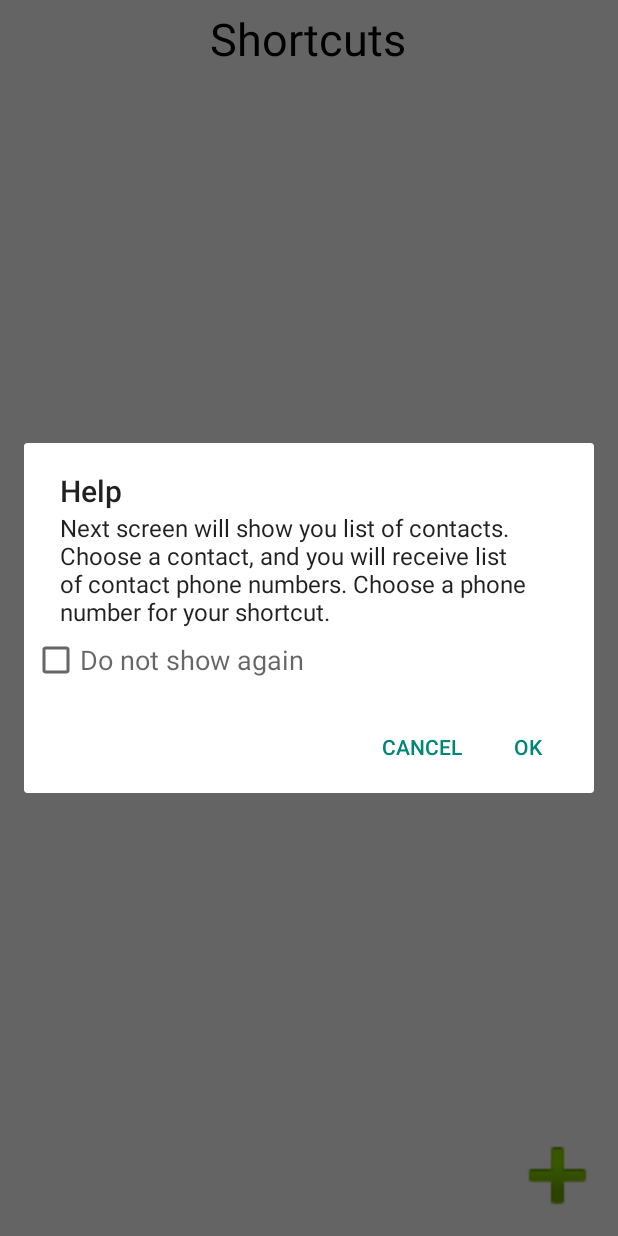
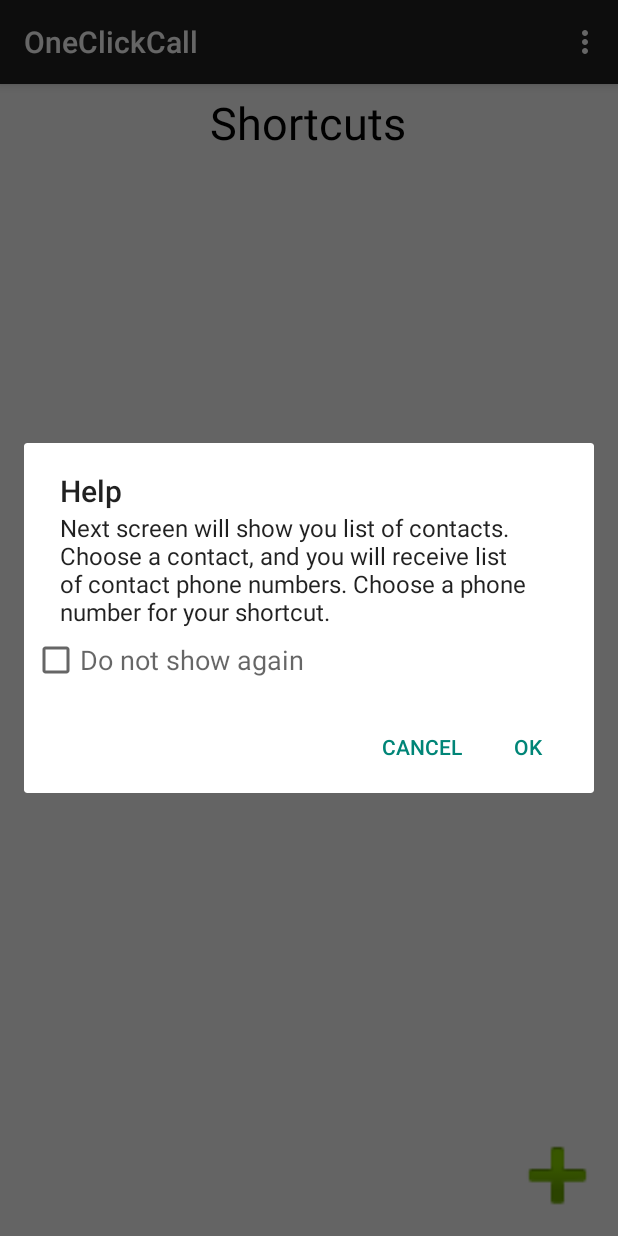
Before and after one commit to irinabelenki/OneClickCall_AS, an Android app: the screen it shows after launch (MainActivity), after a tap on an icon or button, on a phone screen of 412 x 824 dp. Run offline under Robolectric (Android 15) with nearby library versions, the phone set to English and light mode, and no system bars.

Commit message:
Added ActionBar with Help item

```diff
--- a/app/src/main/java/com/example/oneclickcall/CallAppActivity.java
+++ b/app/src/main/java/com/example/oneclickcall/CallAppActivity.java
@@ -44,7 +44,7 @@ public class CallAppActivity extends Activity implements AdapterView.OnItemClick
         // automatically handle clicks on the Home/Up button, so long
         // as you specify a parent activity in AndroidManifest.xml.
         int id = item.getItemId();
-        if (id == R.id.action_settings) {
+        if (id == R.id.action_help) {
             return true;
         }
         return super.onOptionsItemSelected(item);
--- a/app/src/main/java/com/example/oneclickcall/MainActivity.java
+++ b/app/src/main/java/com/example/oneclickcall/MainActivity.java
@@ -14,6 +14,7 @@ import android.graphics.drawable.Drawable;
 import android.net.Uri;
 import android.os.Bundle;
 import android.provider.ContactsContract;
+import android.support.v7.app.ActionBarActivity;
 import android.util.Log;
 import android.view.ContextMenu;
 import android.view.ContextMenu.ContextMenuInfo;
@@ -31,7 +32,7 @@ import android.widget.CompoundButton;
 import android.widget.ImageButton;
 import android.widget.ListView;
 
-public class MainActivity extends Activity implements
+public class MainActivity extends ActionBarActivity implements
         AdapterView.OnItemClickListener {
 
     public static final String TAG = "MainActivity";
@@ -63,7 +64,7 @@ public class MainActivity extends Activity implements
                 SharedPreferences prefs = getSharedPreferences(ONE_CLICK_CALL_PREFS, MODE_PRIVATE);
                 boolean doNotShowDialog = prefs.getBoolean(DO_NOT_SHOW_DIALOG, false);
                 if (!doNotShowDialog) {
-                    showHelpDialog();
+                    showHelpDialog(true);
                 } else {
                     pickContact();
                 }
@@ -79,7 +80,7 @@ public class MainActivity extends Activity implements
         registerForContextMenu(listView);
     }
 
-    private void showHelpDialog() {
+    private void showHelpDialog(boolean withAction) {
         View checkBoxView = View.inflate(this, R.layout.help_dialog, null);
         CheckBox checkBox = (CheckBox) checkBoxView.findViewById(R.id.do_not_show_checkbox);
         checkBox.setOnCheckedChangeListener(new CompoundButton.OnCheckedChangeListener() {
@@ -91,23 +92,32 @@ public class MainActivity extends Activity implements
             }
         });
         checkBox.setText(R.string.do_not_show_again);
+        checkBox.setChecked(getSharedPreferences(ONE_CLICK_CALL_PREFS, MODE_PRIVATE).getBoolean(DO_NOT_SHOW_DIALOG, false));
 
         AlertDialog.Builder builder = new AlertDialog.Builder(this);
         builder.setTitle(R.string.help);
-        builder.setMessage(R.string.help_message)
-                .setView(checkBoxView)
-                .setCancelable(false)
-                .setNegativeButton(R.string.cancel, new DialogInterface.OnClickListener() {
+        builder.setMessage(R.string.help_message);
+        builder.setView(checkBoxView);
+        builder.setCancelable(false);
+        if(withAction) {
+            builder.setNegativeButton(R.string.cancel, new DialogInterface.OnClickListener() {
                 public void onClick(DialogInterface dialog, int id) {
                     dialog.cancel();
                 }
-                })
-                .setPositiveButton(R.string.ok, new DialogInterface.OnClickListener() {
+            });
+            builder.setPositiveButton(R.string.ok, new DialogInterface.OnClickListener() {
                 public void onClick(DialogInterface dialog, int id) {
                     pickContact();
                 }
-                })
-                .show();
+            });
+        } else {
+            builder.setPositiveButton(R.string.ok, new DialogInterface.OnClickListener() {
+                public void onClick(DialogInterface dialog, int id) {
+                    dialog.cancel();
+                }
+            });
+        }
+        builder.show();
     }
 
     @Override
@@ -123,8 +133,8 @@ public class MainActivity extends Activity implements
         // automatically handle clicks on the Home/Up button, so long
         // as you specify a parent activity in AndroidManifest.xml.
         int id = item.getItemId();
-        if (id == R.id.action_settings) {
-            return true;
+        if (id == R.id.action_help) {
+            showHelpDialog(false);
         }
         return super.onOptionsItemSelected(item);
     }
--- a/app/src/main/res/menu/main.xml
+++ b/app/src/main/res/menu/main.xml
@@ -4,14 +4,9 @@
     tools:context="com.example.oneclickcall.MainActivity" >
 
     <item
-        android:id="@+id/action_settings"
+        android:id="@+id/action_help"
         android:orderInCategory="1"
-        android:title="@string/action_settings"
-        app:showAsAction="ifRoom"/>
+        android:title="@string/action_help"
+        app:showAsAction="never"/>
 
-    <item
-        android:id="@+id/action_about"
-        android:orderInCategory="2"
-        app:showAsAction="ifRoom"
-        android:title="About"/>
 </menu>
--- a/app/src/main/res/values/strings.xml
+++ b/app/src/main/res/values/strings.xml
@@ -4,6 +4,7 @@
     <string name="app_name">OneClickCall</string>
     <string name="hello_world">Hello world!</string>
     <string name="action_settings">Settings</string>
+    <string name="action_help">Help</string>
     <string name="pick_contact">Pick contact</string>
     <string name="menu_recreate">Recreate</string>
     <string name="menu_edit">Edit</string>
```
Also changed, not shown: 20 other files. Lines whose indentation alone changed are shown as unchanged.
